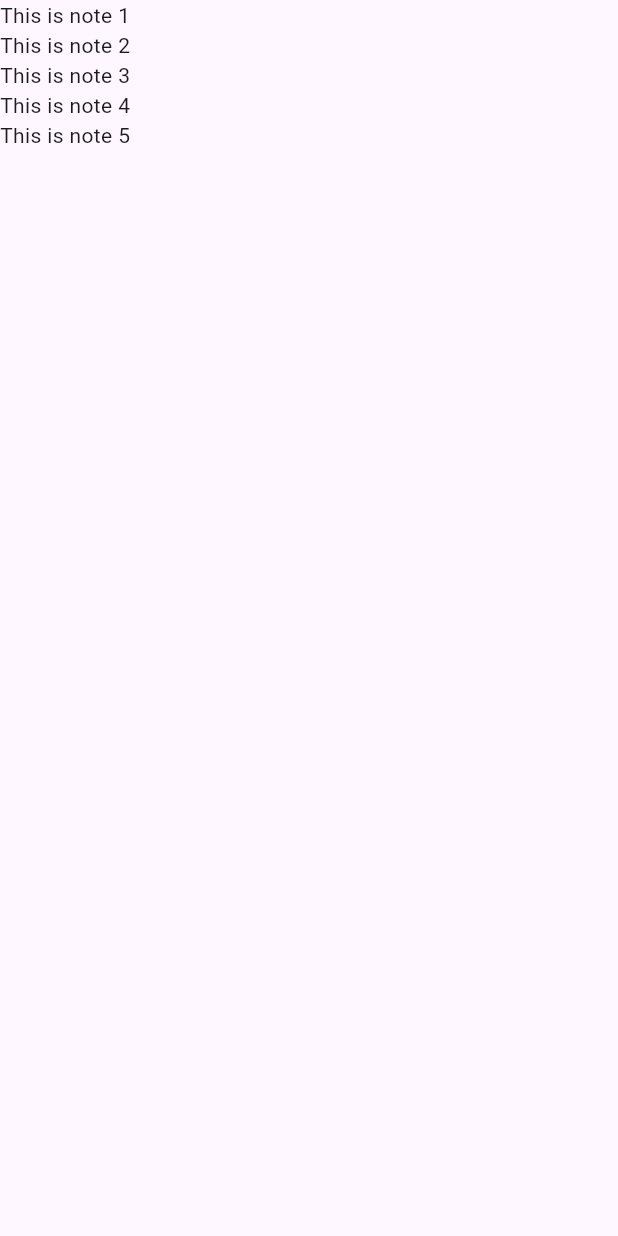
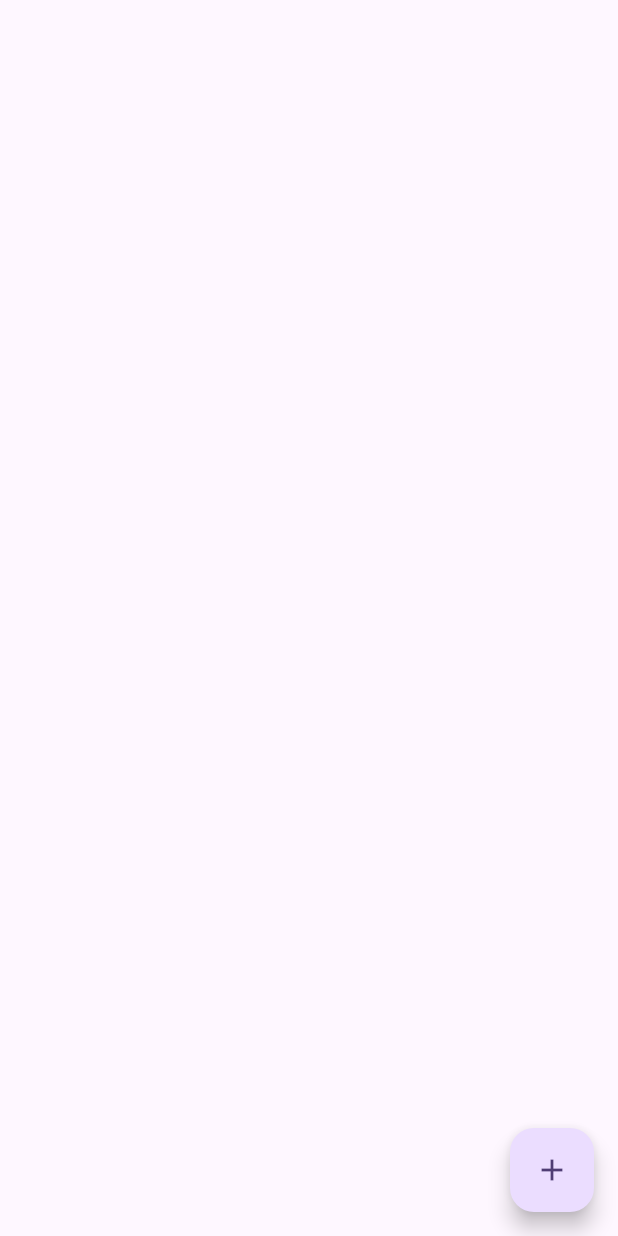
Before and after one commit to adrianotelesc/notes-flutter, a Flutter app: the screen it shows after launch, on a phone screen of 412 x 824 dp. Run offline on Flutter 3.47's test engine with Material 3 defaults, Android fonts, the phone set to English and light mode, and no system bars; our stand-ins replace flutter_bloc.

Commit message:
Add button to add notes

```diff
--- a/lib/data/repository/note_repository.dart
+++ b/lib/data/repository/note_repository.dart
@@ -1,5 +1,7 @@
 import 'package:notes/data/model/note.dart';
 
 abstract class NoteRepository {
-  List<Note> getNotes();
+  Stream<List<Note>> getNotes();
+
+  void addNote({required String text});
 }
--- a/lib/data/repository/note_repository_impl.dart
+++ b/lib/data/repository/note_repository_impl.dart
@@ -1,11 +1,18 @@
+import 'dart:async';
+
 import 'package:notes/data/model/note.dart';
 import 'package:notes/data/repository/note_repository.dart';
 
 class NoteRepositoryImpl extends NoteRepository {
+  final List<Note> notes = [];
+  final _notes = StreamController<List<Note>>();
+
   @override
-  List<Note> getNotes() {
-    return List.generate(5, (index) {
-      return Note(text: "This is note ${index + 1}");
-    });
+  Stream<List<Note>> getNotes() => _notes.stream;
+
+  @override
+  void addNote({required String text}) {
+    notes.insert(0, Note(text: text));
+    _notes.add(notes);
   }
 }
--- a/lib/ui/screen/notes/notes_cubit.dart
+++ b/lib/ui/screen/notes/notes_cubit.dart
@@ -7,6 +7,16 @@ class NotesCubit extends Cubit<NotesUiState> {
   NoteRepository noteRepo = NoteRepositoryImpl();
 
   NotesCubit({required this.noteRepo}) : super(const NotesUiState()) {
-    emit(NotesUiState(notes: noteRepo.getNotes()));
+    noteRepo.getNotes().listen(
+      (notes) {
+        emit(NotesUiState(notes: notes));
+      },
+    );
+  }
+
+  void addNote() {
+    noteRepo.addNote(
+      text: "This is note ${state.notes.length + 1}",
+    );
   }
 }
--- a/lib/ui/screen/notes/notes_screen.dart
+++ b/lib/ui/screen/notes/notes_screen.dart
@@ -19,6 +19,12 @@ class NotesScreen extends StatelessWidget {
               );
             },
           ),
+          floatingActionButton: FloatingActionButton(
+            onPressed: () {
+              context.read<NotesCubit>().addNote();
+            },
+            child: const Icon(Icons.add),
+          ),
         );
       },
     );
```
